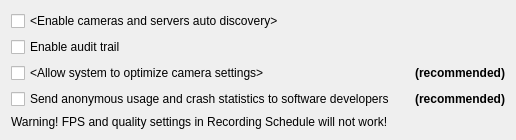
The window that client/src/ui/widgets/settings/system_settings_widget.ui (networkoptix/nx_open) describes before a commit, drawn with Qt 5.
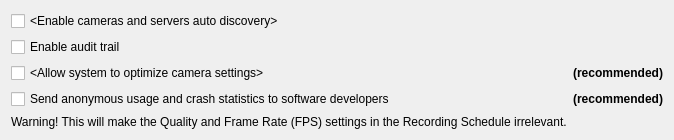
The same window after the commit.

Patch:
```diff
--- a/client/src/ui/widgets/settings/system_settings_widget.ui
+++ b/client/src/ui/widgets/settings/system_settings_widget.ui
@@ -17,7 +17,7 @@
    <item row="4" column="0">
     <widget class="QLabel" name="settingsWarningLabel">
      <property name="text">
-      <string>Warning! FPS and quality settings in Recording Schedule will not work!</string>
+      <string>Warning! This will make the Quality and Frame Rate (FPS) settings in the Recording Schedule irrelevant.</string>
      </property>
     </widget>
    </item>
```
